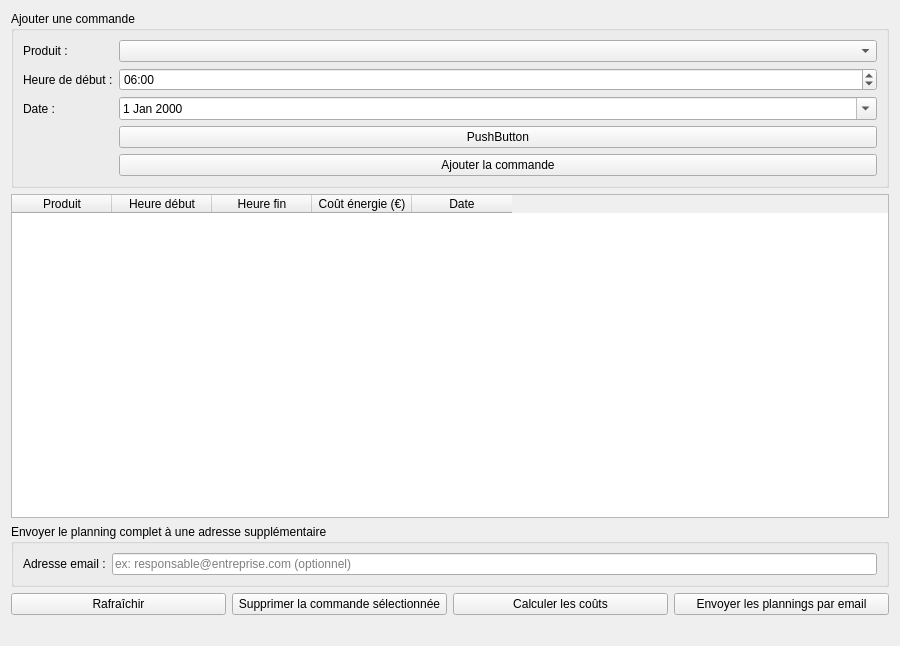
Before: the Qt Designer form systinfov2/ui/orders_tab.ui in jabiiiiir/systeme-info-, drawn with Qt 5.
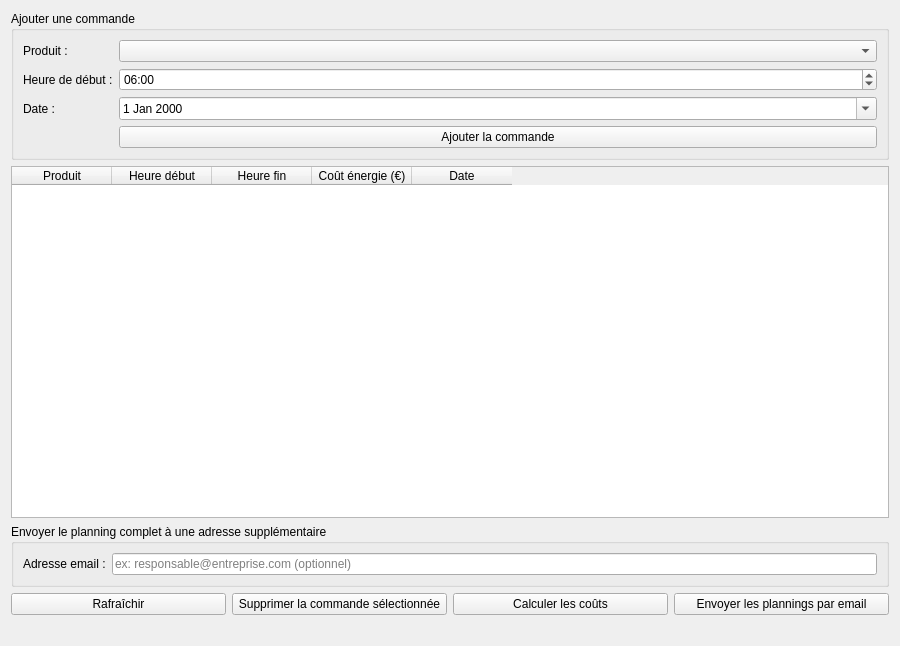
After: the same form once the commit is applied.

The edit to the form file:
```diff
--- a/systinfov2/ui/orders_tab.ui
+++ b/systinfov2/ui/orders_tab.ui
@@ -62,27 +62,20 @@
         </property>
        </widget>
       </item>
-      <item row="4" column="0">
+      <item row="3" column="0">
        <widget class="QLabel" name="lbl_empty">
         <property name="text">
          <string/>
         </property>
        </widget>
       </item>
-      <item row="4" column="1">
+      <item row="3" column="1">
        <widget class="QPushButton" name="btn_add_order">
         <property name="text">
          <string>Ajouter la commande</string>
         </property>
        </widget>
       </item>
-      <item row="3" column="1">
-       <widget class="QPushButton" name="pushButton">
-        <property name="text">
-         <string>PushButton</string>
-        </property>
-       </widget>
-      </item>
      </layout>
     </widget>
    </item>
```
